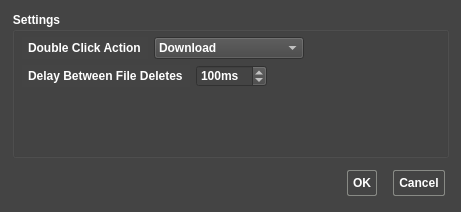
Old version of the form ApolloExplorerPC/dialogpreferences.ui in the repository ronybeck/ApolloExplorer.
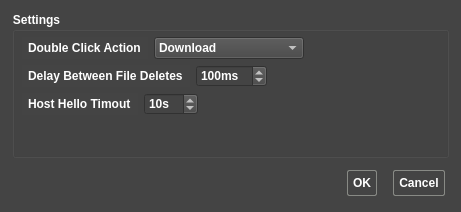
New version of the form. Icons and pictures are not drawn.

Commit message: - Added "hello timeout" to prefferences - Created "up" and "refresh" icons so that they will at least be visible with the application schem colours - Adjusted columns widths to match the contents in the browser window.

What changed in the file:
```diff
--- a/ApolloExplorerPC/dialogpreferences.ui
+++ b/ApolloExplorerPC/dialogpreferences.ui
@@ -188,6 +188,49 @@
         </item>
        </layout>
       </item>
+      <item>
+       <layout class="QHBoxLayout" name="horizontalLayout_3">
+        <item>
+         <widget class="QLabel" name="label_3">
+          <property name="toolTip">
+           <string>&lt;html&gt;&lt;head/&gt;&lt;body&gt;&lt;p&gt;This is the time within the Amiga must send a hello message to be considered &amp;quot;online&amp;quot; still.  Failing to do so will cause the client to drop all connections with the Amiga.&lt;/p&gt;&lt;/body&gt;&lt;/html&gt;</string>
+          </property>
+          <property name="text">
+           <string>Host Hello Timout</string>
+          </property>
+         </widget>
+        </item>
+        <item>
+         <widget class="QSpinBox" name="spinBoxHelloTimeout">
+          <property name="toolTip">
+           <string>This is the time within the Amiga must send a hello message to be considered &quot;online&quot; still.  Failing to do so will cause the client to drop all connections with the Amiga.</string>
+          </property>
+          <property name="suffix">
+           <string>s</string>
+          </property>
+          <property name="maximum">
+           <number>200</number>
+          </property>
+          <property name="value">
+           <number>10</number>
+          </property>
+         </widget>
+        </item>
+        <item>
+         <spacer name="horizontalSpacer_3">
+          <property name="orientation">
+           <enum>Qt::Horizontal</enum>
+          </property>
+          <property name="sizeHint" stdset="0">
+           <size>
+            <width>40</width>
+            <height>20</height>
+           </size>
+          </property>
+         </spacer>
+        </item>
+       </layout>
+      </item>
       <item>
        <spacer name="verticalSpacer">
         <property name="orientation">
```
The commit also changes 23 other files.
